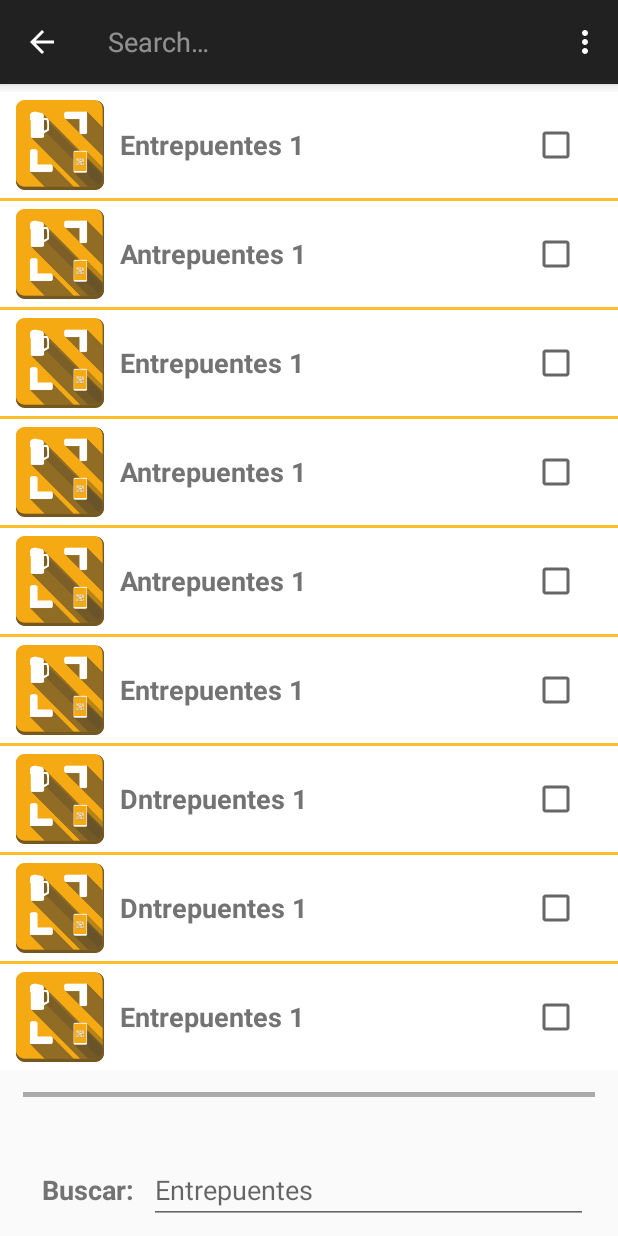
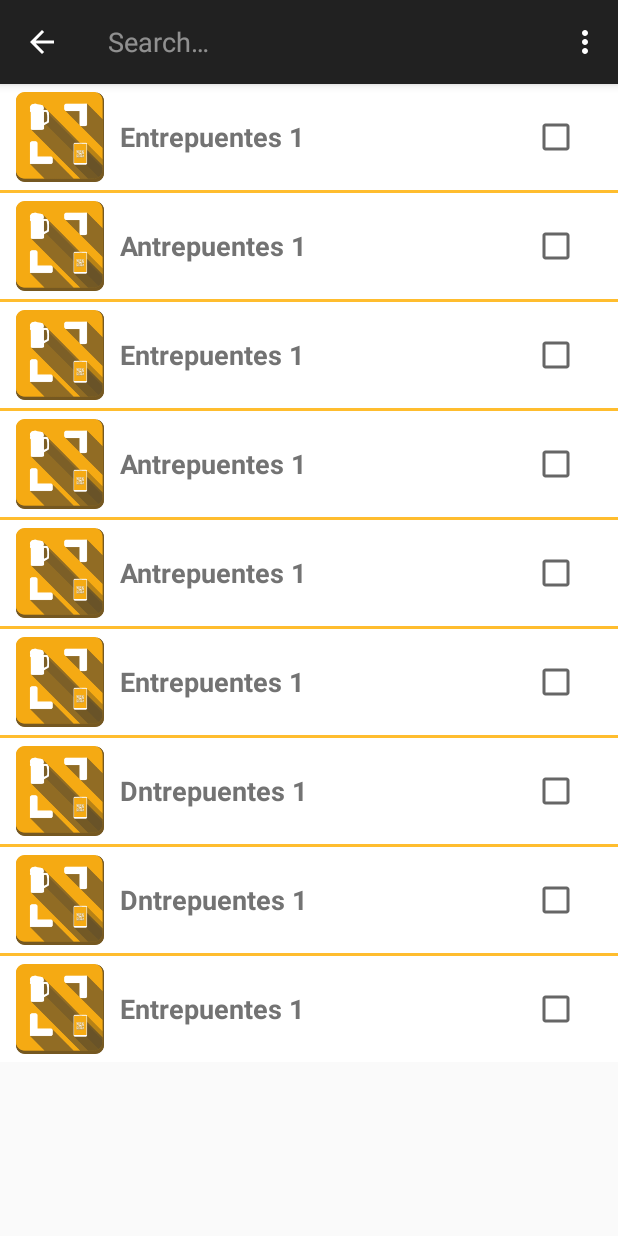
Before and after one commit to comandapp/ComapdApp, an Android app: the BusquedaBar screen opened directly, with no data from a screen before it, after a tap on "Buscar", on a phone screen of 412 x 824 dp. Run offline under Robolectric (Android 15) with nearby library versions, the phone set to English and light mode, and no system bars.

Commit message:
Algún cambio más del filtrado

```diff
--- a/ComandApp/app/src/main/AndroidManifest.xml
+++ b/ComandApp/app/src/main/AndroidManifest.xml
@@ -2,13 +2,17 @@
 <manifest xmlns:android="http://schemas.android.com/apk/res/android"
     package="com.example.alumno.comandapp1" >
 
+
+
     <application
         android:allowBackup="true"
-        android:icon="@drawable/icono_comandapp"
-        android:theme="@style/AppTheme" >
+        android:icon="@drawable/abc_ic_search_api_mtrl_alpha"
+        android:label="@string/app_name"
+        android:theme="@style/AppTheme">
+
         <activity
             android:name=".MainActivity"
-            android:label="@string/app_name" >
+            android:label="@string/app_name">
             <intent-filter>
                 <action android:name="android.intent.action.MAIN" />
 
@@ -21,7 +25,7 @@
         </activity>
         <activity
             android:name=".BusquedaBar"
-            android:label="@string/title_activity_busqueda_bar" >
+            android:label="@string/title_activity_busqueda_bar">
 
             <intent-filter>
                 <action android:name="android.intent.action.SEARCH" />
--- a/ComandApp/app/src/main/java/com/example/alumno/comandapp1/BusquedaBar.java
+++ b/ComandApp/app/src/main/java/com/example/alumno/comandapp1/BusquedaBar.java
@@ -7,9 +7,6 @@ import android.content.Intent;
 import android.support.v7.app.ActionBarActivity;
 import android.os.Bundle;
 import android.support.v7.widget.SearchView;
-import android.text.Editable;
-import android.text.TextWatcher;
-import android.util.Log;
 import android.view.LayoutInflater;
 import android.view.Menu;
 import android.view.MenuItem;
@@ -22,7 +19,6 @@ import android.widget.ListView;
 import android.widget.TextView;
 
 import java.util.ArrayList;
-import java.util.Arrays;
 import java.util.Locale;
 
 
@@ -36,6 +32,9 @@ public class BusquedaBar extends ActionBarActivity {
     protected void onCreate(Bundle savedInstanceState) {
         super.onCreate(savedInstanceState);
         setContentView(R.layout.activity_busqueda_bar);
+        //getSupportActionBar().setDisplayShowHomeEnabled(true);
+        //getSupportActionBar().setDisplayHomeAsUpEnabled(false);
+        //getSupportActionBar().setIcon(R.drawable.logo_comandapp);
 
         ArrayList<Bar> listadoBares = new ArrayList<Bar>();
         listadoBares.add(new Bar("Entrepuentes 1"));
@@ -72,8 +71,6 @@ public class BusquedaBar extends ActionBarActivity {
         });
 
         lstBares.setAdapter(adaptador);
-
-        editFilter = (EditText)findViewById(R.id.EditFilter);
     }
 
 
--- a/ComandApp/app/src/main/java/com/example/alumno/comandapp1/MainActivity.java
+++ b/ComandApp/app/src/main/java/com/example/alumno/comandapp1/MainActivity.java
@@ -57,13 +57,13 @@ public class MainActivity extends Activity {
         });*/
     }
 
-    public void clickBoton(View v)
+    /*public void clickBoton(View v)
     {
         new AlertDialog.Builder(MainActivity.this)
                 .setTitle("Hola")
                 .setMessage("Hola Jesusito")
                 .setCancelable(true).create().show();
-    }
+    }*/
 
     @Override
     public boolean onCreateOptionsMenu(Menu menu) {
--- a/ComandApp/app/src/main/res/layout/activity_busqueda_bar.xml
+++ b/ComandApp/app/src/main/res/layout/activity_busqueda_bar.xml
@@ -4,51 +4,10 @@
     android:layout_height="match_parent"
     android:orientation="vertical">
 
-    <LinearLayout xmlns:android="http://schemas.android.com/apk/res/android"
+    <ListView android:id="@+id/ListaBares"
         android:layout_width="match_parent"
-        android:layout_height="match_parent"
-        android:orientation="vertical"
-        android:paddingTop="5dp"
-        android:paddingBottom="5dp"
-        android:layout_weight="1">
-
-        <ListView android:id="@+id/ListaBares"
-            android:layout_width="match_parent"
-            android:layout_height="wrap_content"
-            android:divider="#FFBD2E"
-            android:dividerHeight="2dp"/>
-
-    </LinearLayout>
-
-    <View
-        android:layout_width="match_parent"
-        android:layout_height="3dp"
-        android:background="@android:color/darker_gray"
-        android:layout_marginLeft="15dp"
-        android:layout_marginRight="15dp"/>
-
-    <LinearLayout xmlns:android="http://schemas.android.com/apk/res/android"
-        android:layout_width="match_parent"
-        android:layout_height="match_parent"
-        android:orientation="horizontal"
-        android:paddingLeft="18dp"
-        android:layout_weight="7"
-        android:gravity="bottom"
-        android:layout_marginBottom="8dp">
-
-        <TextView android:text="Buscar:"
-            android:layout_marginLeft="10dp"
-            style="@style/nombreBaresLista"
-            android:layout_width="wrap_content"
-            android:layout_height="wrap_content"/>
-
-        <EditText android:id="@+id/EditFilter"
-            android:layout_width="match_parent"
-            android:layout_height="wrap_content"
-            android:hint="Entrepuentes"
-            android:layout_marginLeft="10dp"
-            android:layout_marginRight="20dp"/>
-
-    </LinearLayout>
+        android:layout_height="wrap_content"
+        android:divider="#FFBD2E"
+        android:dividerHeight="2dp"/>
 
 </LinearLayout>
--- a/ComandApp/app/src/main/res/menu/menu_busqueda_bar.xml
+++ b/ComandApp/app/src/main/res/menu/menu_busqueda_bar.xml
@@ -3,12 +3,22 @@
     xmlns:tools="http://schemas.android.com/tools"
     tools:context="com.example.alumno.comandapp1.BusquedaBar">
 
+    <!--Mostrar logo clicable-->
+    <!--<item android:id="@+id/action_compose"
+        android:icon="@drawable/logo_comandapp"
+        android:title="@string/app_name"
+        app:showAsAction="always"
+        android:menuCategory="container"
+        android:orderInCategory="1"/>-->
+
     <item android:id="@+id/search"
         android:title="@string/search_title"
         android:icon="@drawable/abc_ic_search_api_mtrl_alpha"
         app:showAsAction="ifRoom|collapseActionView"
-        app:actionViewClass="android.support.v7.widget.SearchView" />
+        app:actionViewClass="android.support.v7.widget.SearchView"/>
 
-    <item android:id="@+id/action_settings" android:title="@string/action_settings"
-        android:orderInCategory="100" app:showAsAction="never" />
+    <item android:id="@+id/action_settings"
+        android:title="@string/action_settings"
+        app:showAsAction="never"/>
+
 </menu>
--- a/ComandApp/app/src/main/res/values/styles.xml
+++ b/ComandApp/app/src/main/res/values/styles.xml
@@ -3,6 +3,15 @@
     <!-- Base application theme. -->
     <style name="AppTheme" parent="Theme.AppCompat.Light.DarkActionBar">
         <!-- Customize your theme here. -->
+        <item name="android:textAllCaps">false</item>
+        <!--<item name="android:actionBarStyle">@style/MyActionBarLogo</item>-->
+    </style>
+
+    <style name="MyActionBarLogo" parent="@style/Widget.AppCompat.Light.ActionBar">
+        <item name="displayOptions">useLogo|showHome</item>
+    </style>
+
+    <style name="AppTheme2" parent="@android:style/Theme.Holo">
         <item name="android:textAllCaps">false</item>
     </style>
 
```
